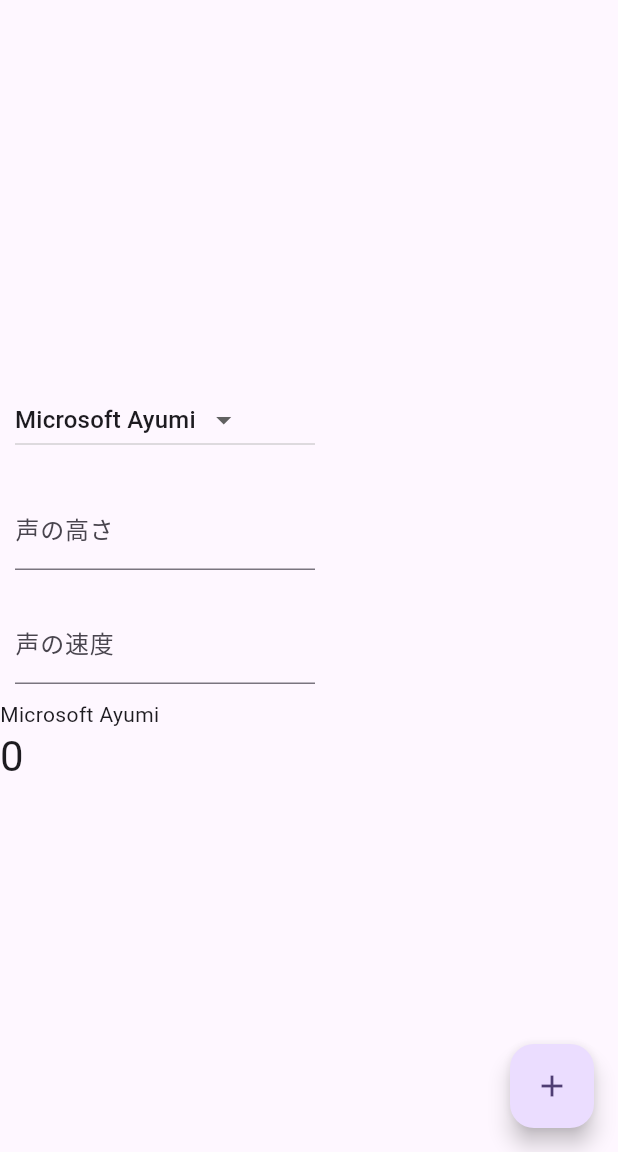
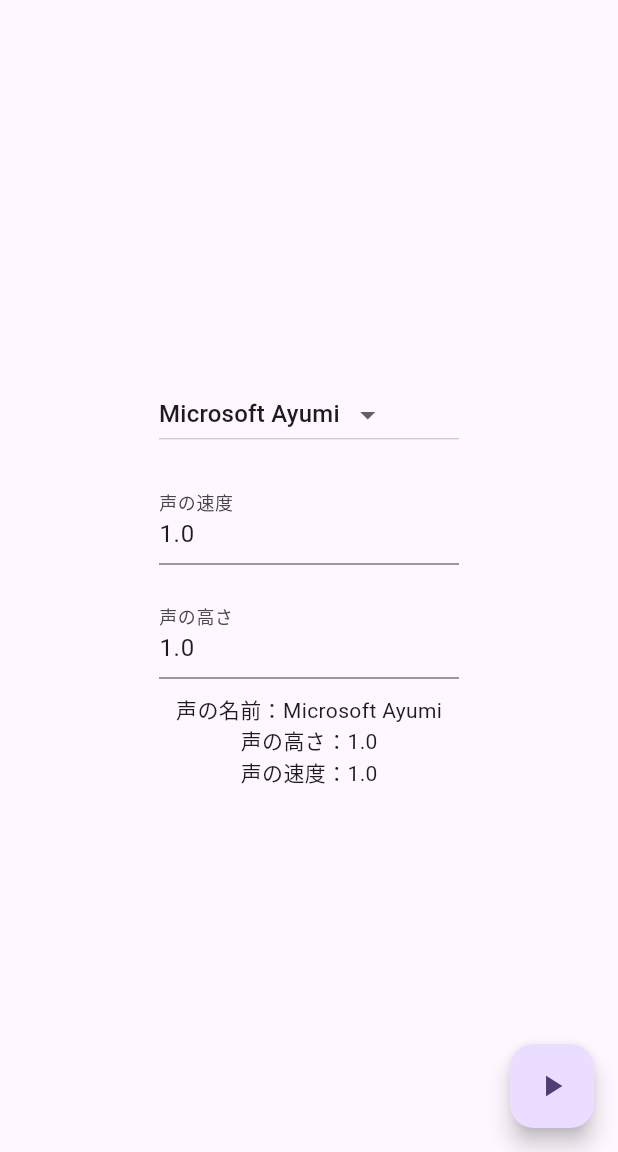
Before and after one commit to sabotage-cla6/flutter_tts_demo, a Flutter app: the screen it shows after launch, on a phone screen of 412 x 824 dp, the part 84-1236 px from its top. Run offline on Flutter 3.47's test engine with Material 3 defaults, Android fonts, the phone set to English and light mode, and no system bars; our stand-ins replace flutter_tts.

Commit message:
声選択・速度調整・高低調整

```diff
--- a/lib/main.dart
+++ b/lib/main.dart
@@ -1,7 +1,5 @@
-import 'package:flutter/material.dart';
 import 'package:flutter/material.dart';
 import 'package:flutter_tts/flutter_tts.dart';
-import 'dart:developer' as developer;
 
 void main() {
   runApp(const MyApp());
@@ -57,18 +55,16 @@
 }
 
 class _MyHomePageState extends State<MyHomePage> {
-  int _counter = 0;
-
-  TextEditingController? speechRateFieldController = TextEditingController();
-  TextEditingController? speechPitchFieldController = TextEditingController();
+  TextEditingController speechRateFieldController = TextEditingController(text: "1.0");
+  TextEditingController speechPitchFieldController = TextEditingController(text: "1.0");
 
   String _voiceName = "Microsoft Ayumi";
   FlutterTts tts = FlutterTts();
-  List<Map<String, String>> voices = [
-    {"name": "Microsoft Ayumi", "locale": "ja-JP"},
-    {"name": "Microsoft Haruka", "locale": "ja-JP"},
-    {"name": "Microsoft Ichiro", "locale": "ja-JP"},
-  ];
+  Map<String,Map<String, String>> voices = {
+    "Microsoft Ayumi": {"name": "Microsoft Ayumi", "locale": "ja-JP"},
+    "Microsoft Haruka": {"name": "Microsoft Haruka", "locale": "ja-JP"},
+    "Microsoft Ichiro": {"name": "Microsoft Ichiro", "locale": "ja-JP"},
+  };
 
   @override
   void initState() {
@@ -91,16 +87,16 @@
       // so that the display can reflect the updated values. If we changed
       // _counter without calling setState(), then the build method would not be
       // called again, and so nothing would appear to happen.
-      _counter = (++_counter % voices.length);
-      _voiceName = voices[_counter]["name"]!;
     });
-    tts.setVoice(voices[_counter]);
     Future<Set<dynamic>> stop() async => {await tts.stop()};
     stop();
     speak();
   }
 
   void speak() async {
+    tts.setVoice(voices[_voiceName]!);
+    tts.setSpeechRate(double.parse(speechRateFieldController.text));
+    tts.setPitch(double.parse(speechPitchFieldController.text));
     await tts.speak('''
 サブチャンネル MJで麻雀入門
 MJで麻雀入門のチャンネルでは麻雀初心者向けに
@@ -152,18 +148,30 @@
               shrinkWrap: true, // 追加
               children: [
                 Wrap(
+                  alignment: WrapAlignment.center,
                   children: [
                     Container(
                       width: 200,
                       margin: EdgeInsets.all(10),
                       child: DropdownButton(
                         items: const [
-                          DropdownMenuItem(child: Text('Microsoft Ayumi'), value: 'Microsoft Ayumi'),
-                          DropdownMenuItem(child: Text('Microsoft Haruka'), value: 'Microsoft Haruka'),
-                          DropdownMenuItem(child: Text('Microsoft Ichiro'), value: 'Microsoft Ichiro'),
+                          DropdownMenuItem(
+                            child: Text('Microsoft Ayumi'),
+                            value: 'Microsoft Ayumi',
+                          ),
+                          DropdownMenuItem(
+                            child: Text('Microsoft Haruka'),
+                            value: 'Microsoft Haruka',
+                          ),
+                          DropdownMenuItem(
+                            child: Text('Microsoft Ichiro'),
+                            value: 'Microsoft Ichiro',
+                          ),
                         ],
                         onChanged: (String? value) {
-                          setState(() {});
+                          setState(() {
+                            _voiceName = value!;
+                          });
                         },
                         value: _voiceName,
                       ),
@@ -172,7 +180,7 @@
                       width: 200,
                       margin: EdgeInsets.all(10),
                       child: TextField(
-                        decoration: InputDecoration(labelText: "声の高さ"),
+                        decoration: InputDecoration(labelText: "声の速度"),
                         controller: speechRateFieldController,
                       ),
                     ),
@@ -180,16 +188,21 @@
                       width: 200,
                       margin: EdgeInsets.all(10),
                       child: TextField(
-                        decoration: InputDecoration(labelText: "声の速度"),
+                        decoration: InputDecoration(labelText: "声の高さ"),
                         controller: speechPitchFieldController,
                       ),
                     ),
                   ],
                 ),
-                Text('$_voiceName'),
-                Text(
-                  '$_counter',
-                  style: Theme.of(context).textTheme.headlineMedium,
+                Wrap(
+                  alignment: WrapAlignment.center,
+                  children: [
+                    Column(children: [
+                      Text('声の名前：$_voiceName'),
+                      Text('声の高さ：${speechRateFieldController.text}'),
+                      Text('声の速度：${speechPitchFieldController.text}')
+                      ]),
+                  ],
                 ),
               ],
             ),
@@ -200,7 +213,7 @@
       floatingActionButton: FloatingActionButton(
         onPressed: _incrementCounter,
         tooltip: 'Increment',
-        child: const Icon(Icons.add),
+        child: const Icon(Icons.play_arrow),
       ),
     );
   }
```
